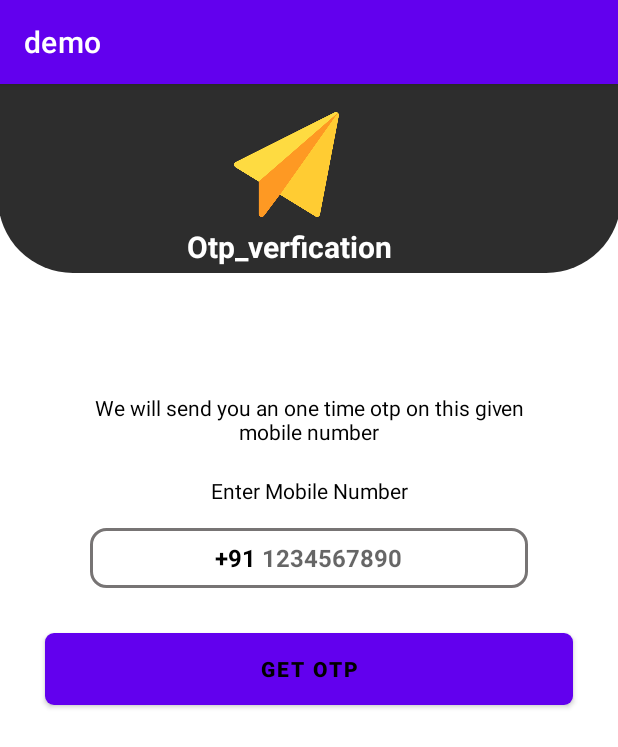
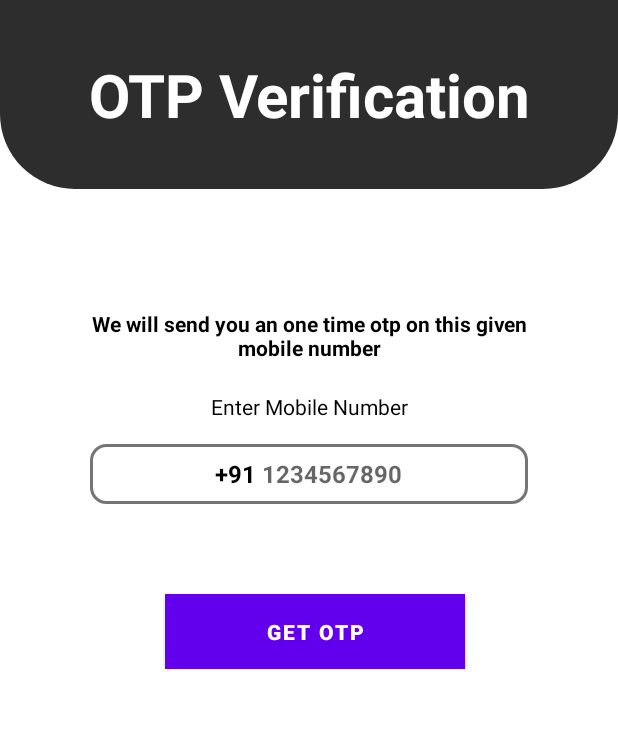
Before and after one commit to kuldeep4775/Baber-Samaj, an Android app: the screen it shows after launch (enternum), on a phone screen of 412 x 824 dp. Shown: the top 747 px of the screen. Run offline under Robolectric (Android 15) with nearby library versions, the phone set to English and light mode, and no system bars; our stand-ins replace Firebase (no records; nobody signed in at launch, a user with empty details on screens opened directly).

Commit message:
Samaj App

```diff
--- a/app/src/main/java/com/example/demo/enternum.java
+++ b/app/src/main/java/com/example/demo/enternum.java
@@ -26,6 +26,8 @@ public class enternum extends AppCompatActivity {
     protected void onCreate(Bundle savedInstanceState) {
         super.onCreate(savedInstanceState);
         setContentView(R.layout.activity_enternum);
+
+        getSupportActionBar().hide();
 
         enternumber = findViewById(R.id.input_mobile_number);
         getotpbytn = findViewById(R.id.buttongetotp);
--- a/app/src/main/java/com/example/demo/otpcheck.java
+++ b/app/src/main/java/com/example/demo/otpcheck.java
@@ -35,6 +35,7 @@ public class otpcheck extends AppCompatActivity {
     protected void onCreate(Bundle savedInstanceState) {
         super.onCreate(savedInstanceState);
         setContentView(R.layout.activity_otpcheck);
+        getSupportActionBar().hide();
 
         final Button verifybuttonclick = findViewById(R.id.buttongetotp);
 
--- a/app/src/main/res/layout/activity_enternum.xml
+++ b/app/src/main/res/layout/activity_enternum.xml
@@ -12,38 +12,29 @@
 
 
 
-
     <LinearLayout
         android:layout_width="match_parent"
         android:layout_height="match_parent"
         android:gravity="center_horizontal"
         android:orientation="vertical">
 
-        <RelativeLayout
-            android:layout_width="415dp"
+
+        <androidx.constraintlayout.widget.ConstraintLayout
+            android:layout_width="match_parent"
             android:layout_height="20mm"
             android:background="@drawable/backgroundtop">
 
-            <ImageView
-                android:id="@+id/image_sendotp"
-                android:layout_width="70dp"
-                android:layout_height="70dp"
-                android:layout_marginLeft="25mm"
-                android:layout_marginTop="3mm"
-                android:src="@drawable/sendmail"
-                />
+            <TextView
+                android:layout_width="match_parent"
+                android:layout_height="match_parent"
+                android:text="OTP Verification"
+                android:gravity="center"
+                android:textColor="@color/white"
+                android:textStyle="bold"
+                android:shadowColor="@color/black"
+                android:textSize="40sp"/>
 
-            <TextView
-                android:layout_width="wrap_content"
-                android:layout_height="wrap_content"
-                android:text="Otp_verfication"
-                android:textColor="@color/white"
-                android:layout_marginLeft="20mm"
-                android:layout_marginTop="15mm"
-                android:textSize="20sp"
-                android:textStyle="bold" />
-
-        </RelativeLayout>
+        </androidx.constraintlayout.widget.ConstraintLayout>
 
         <TextView
             android:layout_width="match_parent"
@@ -53,6 +44,7 @@
             android:layout_marginTop="80dp"
             android:layout_marginEnd="50dp"
             android:gravity="center"
+            android:textStyle="bold"
             android:text="We will send you an one time otp on this given mobile number"
             android:textColor="@color/black"
             android:textSize="14sp" />
@@ -112,13 +104,14 @@
 
             <Button
                 android:id="@+id/buttongetotp"
-                android:layout_width="match_parent"
-                android:layout_height="wrap_content"
+                android:layout_width="200dp"
+                android:layout_height="50dp"
                 android:text="Get Otp"
-                android:layout_margin="30dp"
-                android:textColor="@color/colortextfirst"
+                android:layout_marginTop="60dp"
+                android:layout_marginLeft="110dp"
+                android:textColor="@color/white"
                 android:textStyle="bold"
-                android:background="@drawable/backgroundbutton"/>
+                android:background="#2d2d2d"/>
 
 
             <ProgressBar
```
Also changed, not shown: app/src/main/res/layout/activity_deshbord.xml (+7 -2 lines), app/src/main/res/layout/activity_otpcheck.xml (+8 -7 lines).
